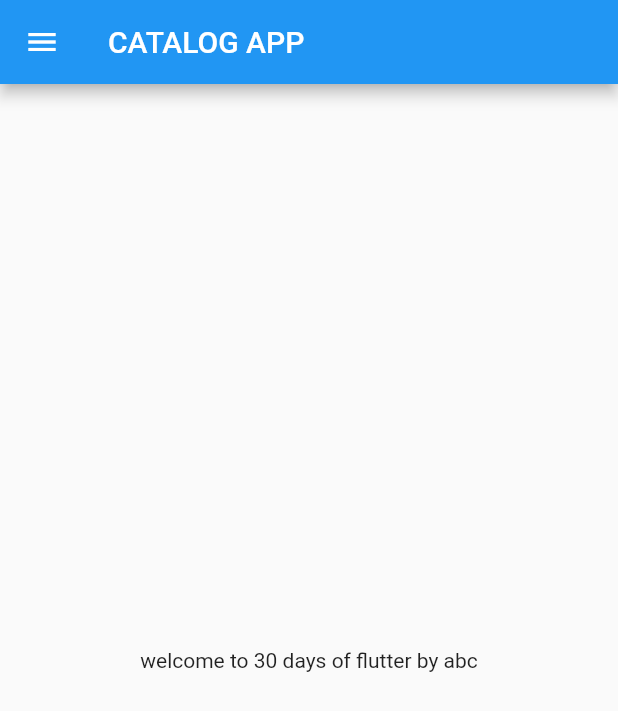
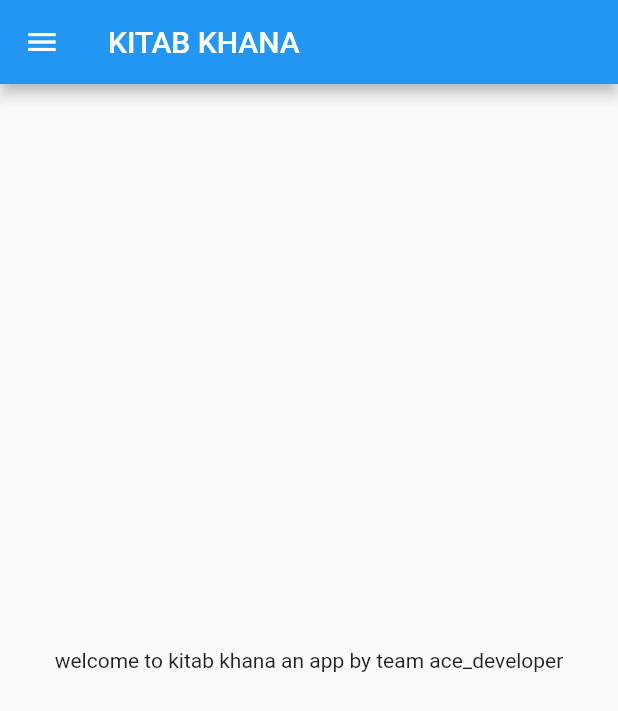
Before and after one commit to Chanchal1010/Ace_developers-coc, a Flutter app: the screen it shows after launch, on a phone screen of 412 x 824 dp. Shown: the top 711 px of the screen. Run offline on Flutter 3.47's test engine with Material 2 defaults, Android fonts, the phone set to English and light mode, and no system bars; missing offline and left inert: dart:html.

Commit message:
day 3 completed

```diff
--- a/lib/main.dart
+++ b/lib/main.dart
@@ -1,5 +1,5 @@
 import 'package:flutter/material.dart';
-import 'package:flutter_1/home_page.dart';
+import 'package:flutter_1/pages/home_page.dart';
 
 void main() {
   runApp(MyApp());
--- a/lib/home_page.dart
+++ b/lib/pages/home_page.dart
@@ -3,17 +3,17 @@ import 'dart:html';
 import 'package:flutter/material.dart';
 
 class HomePage extends StatelessWidget {
-  final int days = 30;
-  final String name = "abc";
+  final String app = "kitab khana";
+  final String name = "ace_developer";
   @override
   Widget build(BuildContext context) {
     return Scaffold(
       appBar: AppBar(
-        title: Text("CATALOG APP"),
+        title: Text("KITAB KHANA"),
       ),
       body: Center(
         child: Container(
-          child: Text("welcome to $days days of flutter by $name"),
+          child: Text("welcome to $app an app by team $name"),
         ),
       ),
       drawer: Drawer(),
```
